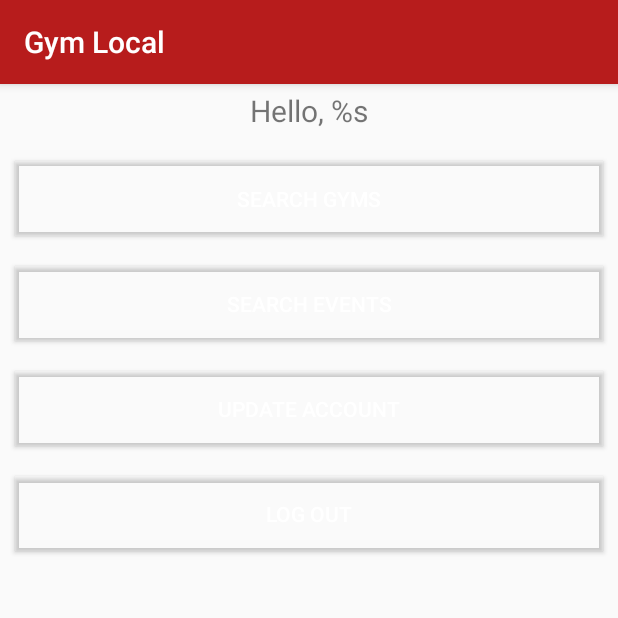
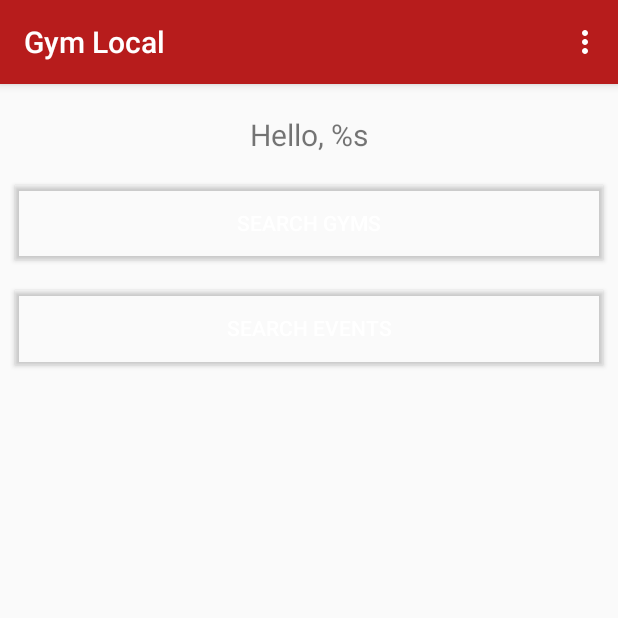
Before and after one commit to The-Real-Sal/GymLocal, an Android app: the MainActivity screen opened directly, with no data from a screen before it, on a phone screen of 412 x 824 dp, the top half of it. Run offline under Robolectric (Android 15) with nearby library versions, the phone set to English and light mode, and no system bars; libraries missing offline, so code that uses them is left out: info.hoang8f.fbutton; 5 statements that could not run were skipped.

Commit message:
Updated activitymain to have menu

```diff
--- a/app/src/main/res/layout/activity_main.xml
+++ b/app/src/main/res/layout/activity_main.xml
@@ -1,5 +1,5 @@
 <?xml version="1.0" encoding="utf-8"?>
-<android.support.constraint.ConstraintLayout xmlns:android="http://schemas.android.com/apk/res/android"
+<android.support.design.widget.CoordinatorLayout xmlns:android="http://schemas.android.com/apk/res/android"
     xmlns:app="http://schemas.android.com/apk/res-auto"
     xmlns:tools="http://schemas.android.com/tools"
     android:layout_width="match_parent"
@@ -22,4 +22,4 @@
 
     <include layout="@layout/content_main" />
 
-</android.support.constraint.ConstraintLayout>
+</android.support.design.widget.CoordinatorLayout>
--- a/app/src/main/res/layout/content_main.xml
+++ b/app/src/main/res/layout/content_main.xml
@@ -1,8 +1,8 @@
 <?xml version="1.0" encoding="utf-8"?>
 <android.support.constraint.ConstraintLayout xmlns:android="http://schemas.android.com/apk/res/android"
     xmlns:app="http://schemas.android.com/apk/res-auto"
+    xmlns:tools="http://schemas.android.com/tools"
     xmlns:fbutton="http://schemas.android.com/apk/res-auto"
-    xmlns:tools="http://schemas.android.com/tools"
     android:layout_width="match_parent"
     android:layout_height="match_parent"
     app:layout_behavior="@string/appbar_scrolling_view_behavior"
@@ -13,12 +13,11 @@
         android:layout_width="0dp"
         android:layout_height="0dp"
         android:orientation="vertical"
-        android:paddingTop="60dp"
+        android:paddingTop="20dp"
         app:layout_constraintBottom_toBottomOf="parent"
         app:layout_constraintEnd_toEndOf="parent"
         app:layout_constraintStart_toStartOf="parent"
-        app:layout_constraintTop_toTopOf="parent"
-        tools:layout_editor_absoluteX="0dp">
+        app:layout_constraintTop_toTopOf="parent">
 
         <TextView
             android:id="@+id/welcome_message_tv"
@@ -57,36 +56,6 @@
             fbutton:buttonColor="@color/fbutton_color_wet_asphalt"
             fbutton:shadowEnabled="true" />
 
-        <com.endevex.gymlocal.widget.FButton
-            android:id="@+id/account_btn"
-            android:layout_width="match_parent"
-            android:layout_height="wrap_content"
-            android:layout_gravity="start|top"
-            android:layout_margin="10dp"
-            android:minHeight="50dp"
-            android:minWidth="148dp"
-            android:onClick="goToAccount"
-            android:text="@string/update_account"
-            android:textColor="@android:color/white"
-            fbutton:buttonColor="@color/fbutton_color_wet_asphalt"
-            fbutton:shadowEnabled="true" />
-
-        <com.endevex.gymlocal.widget.FButton
-            android:id="@+id/primary_button"
-            android:layout_width="match_parent"
-            android:layout_height="wrap_content"
-            android:layout_gravity="start|top"
-            android:layout_margin="10dp"
-            android:minHeight="50dp"
-            android:minWidth="148dp"
-            android:onClick="logout"
-            android:text="@string/log_out"
-            android:textColor="@android:color/white"
-            fbutton:buttonColor="@color/fbutton_color_alizarin"
-            fbutton:shadowEnabled="true" />
-
     </LinearLayout>
 
-
-
 </android.support.constraint.ConstraintLayout>
--- a/app/src/main/res/layout/content_sign_up.xml
+++ b/app/src/main/res/layout/content_sign_up.xml
@@ -180,7 +180,7 @@
                 android:textSize="18sp"
                 android:layout_width="wrap_content"
                 android:layout_height="wrap_content"
-                android:text="@string/user_type"/>
+                android:text="@string/text_tv_user_type"/>
 
             <LinearLayout
                 android:layout_width="wrap_content"
@@ -189,7 +189,7 @@
                 <ImageView
                     android:layout_width="wrap_content"
                     android:layout_height="wrap_content"
-                    android:contentDescription="@string/user_type"
+                    android:contentDescription="@string/text_tv_user_type"
                     android:paddingEnd="10dp"
                     android:paddingLeft="10dp"
                     android:paddingRight="10dp"
--- /dev/null
+++ b/app/src/main/res/menu/activity_main.xml
@@ -0,0 +1,16 @@
+<?xml version="1.0" encoding="utf-8"?>
+<menu xmlns:android="http://schemas.android.com/apk/res/android"
+    xmlns:app="http://schemas.android.com/apk/res-auto">
+    <item
+        android:id="@+id/action_show_account"
+        android:icon="@mipmap/ic_logout"
+        android:orderInCategory="1"
+        android:title="@string/view_account"
+        app:showAsAction="never" />
+    <item
+        android:id="@+id/action_logout"
+        android:icon="@mipmap/ic_logout"
+        android:orderInCategory="999"
+        android:title="@string/menu_action_logout"
+        app:showAsAction="never" />
+</menu>
```
Also changed, not shown: app/src/main/AndroidManifest.xml (+4 -3 lines), app/src/main/java/com/endevex/gymlocal/activity/MainActivity.java (+32 -11 lines), app/src/main/res/values/strings.xml (+30 -29 lines), app/src/main/ic_logout-web.png (added), app/src/main/res/mipmap-hdpi/ic_logout.png (added), app/src/main/res/mipmap-mdpi/ic_logout.png (added), app/src/main/res/mipmap-xhdpi/ic_logout.png (added), app/src/main/res/mipmap-xxhdpi/ic_logout.png (added), app/src/main/res/mipmap-xxxhdpi/ic_logout.png (added).
